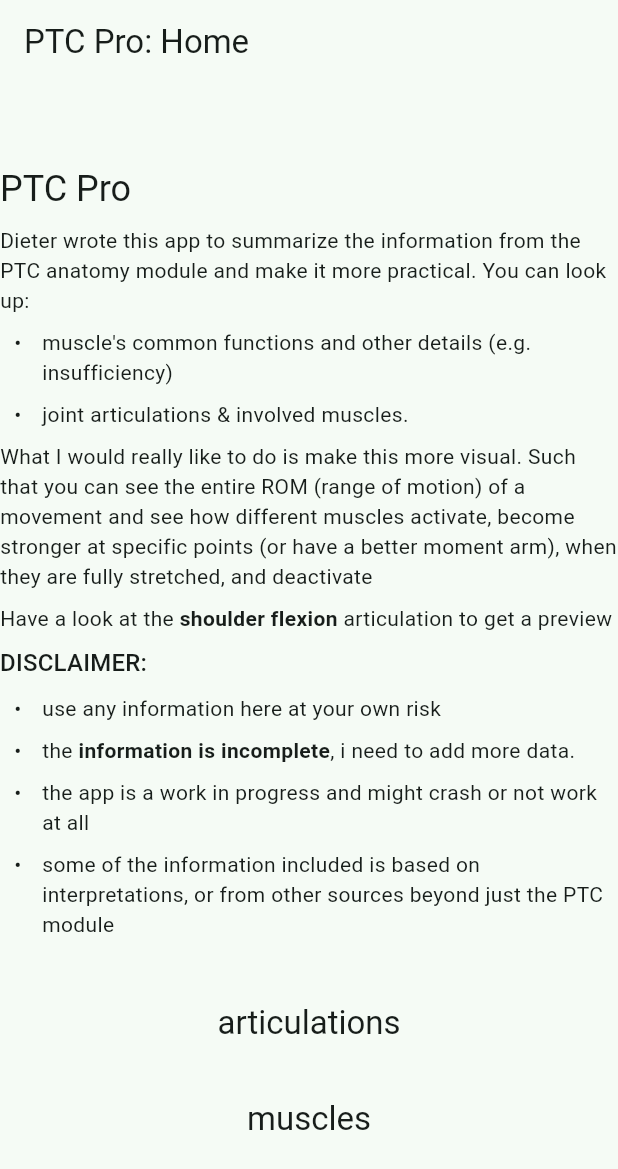
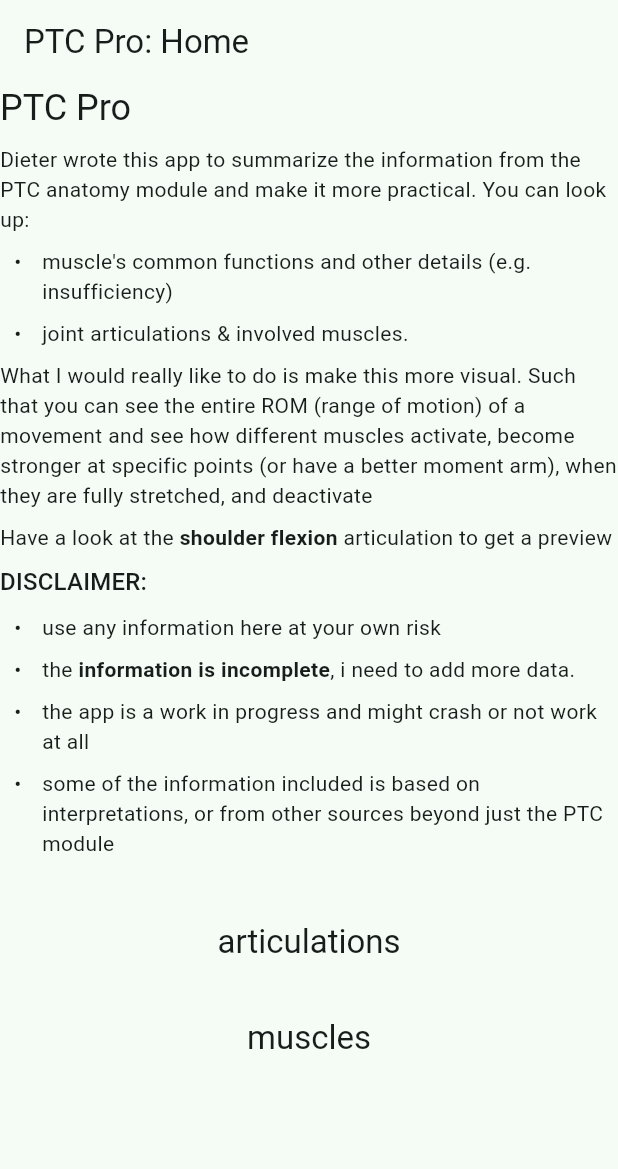
Before and after one commit to Dieterbe/body.build, a Flutter app: the screen it shows after launch, on a phone screen of 412 x 824 dp. Shown: the top 1169 px of the screen. Run offline on Flutter 3.47's test engine with Material 3 defaults, Android fonts, the phone set to English and light mode, and no system bars; drawn by our look-alikes of flutter_markdown; our stand-ins replace go_router; missing offline and left inert: iconify_flutter.

Commit message:
layout fixes

```diff
--- a/lib/ui/home_screen.dart
+++ b/lib/ui/home_screen.dart
@@ -35,7 +35,8 @@ Have a look at the **shoulder flexion** articulation to get a preview
       appBar: AppBar(
         title: const Text('PTC Pro: Home'),
       ),
-      body: Center(
+      body: SingleChildScrollView(
+        child: Center(
             child: Column(
           mainAxisAlignment: MainAxisAlignment.center,
           children: [
@@ -53,11 +54,12 @@ Have a look at the **shoulder flexion** articulation to get a preview
               onPressed: () {
                 context.goNamed(MusclesScreen.routeName);
               },
-            child:
-                Text('muscles', style: Theme.of(context).textTheme.titleLarge),
+              child: Text('muscles',
+                  style: Theme.of(context).textTheme.titleLarge),
             )
           ],
         )),
+      ),
     );
   }
 }
```
Also changed, not shown: lib/ui/articulation_screen.dart (+8 -6 lines), lib/ui/muscle_screen.dart (+13 -6 lines). Lines whose indentation alone changed are shown as unchanged.
